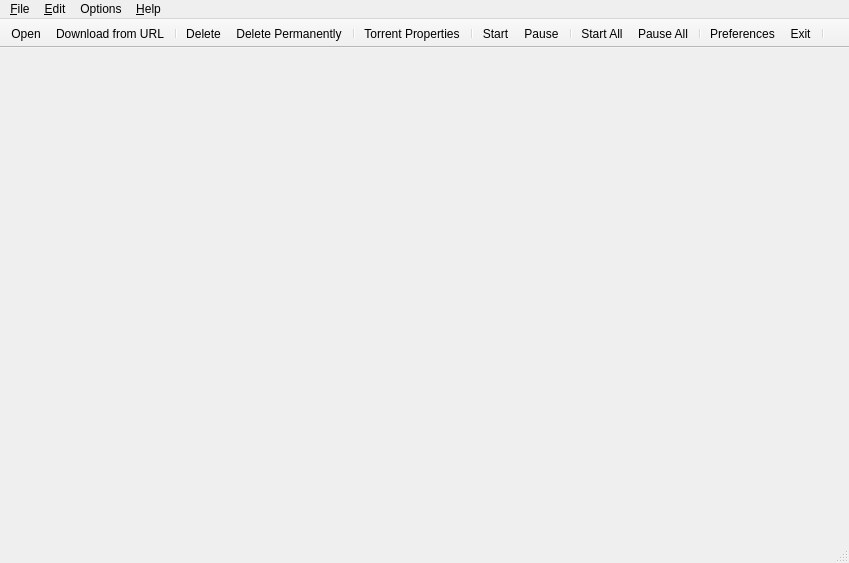
The window that src/MainWindow.ui (SysAdminDoc/qBittorrent-Vanced) describes before a commit, drawn with Qt 5.
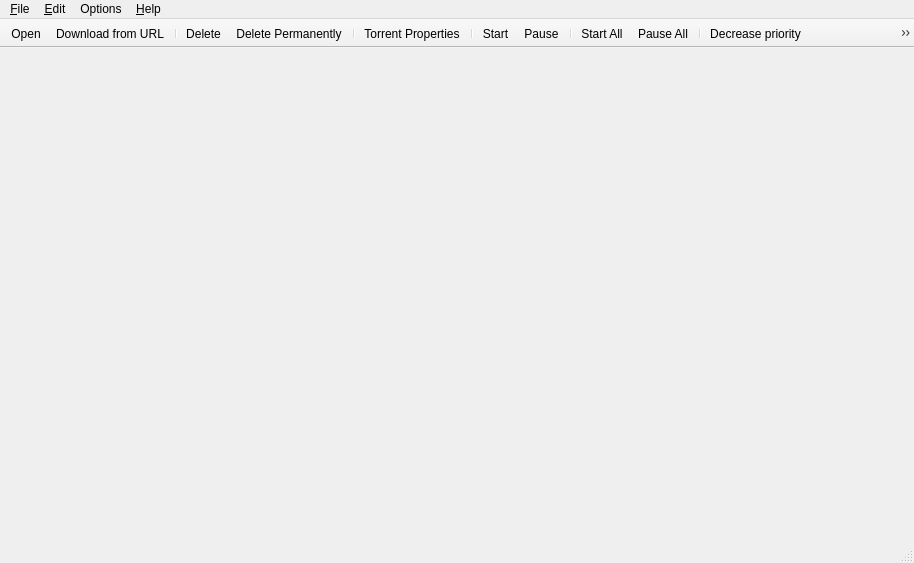
The same window after the commit. Icons and pictures are not drawn.

Commit message: - Added priority buttons

Patch:
```diff
--- a/src/MainWindow.ui
+++ b/src/MainWindow.ui
@@ -5,7 +5,7 @@
    <rect>
     <x>0</x>
     <y>0</y>
-    <width>849</width>
+    <width>914</width>
     <height>563</height>
    </rect>
   </property>
@@ -16,22 +16,14 @@
    <string/>
   </property>
   <widget class="QWidget" name="centralwidget" >
-   <property name="geometry" >
-    <rect>
-     <x>0</x>
-     <y>58</y>
-     <width>849</width>
-     <height>482</height>
-    </rect>
-   </property>
-   <layout class="QVBoxLayout" name="vboxLayout" />
+   <layout class="QVBoxLayout" />
   </widget>
   <widget class="QMenuBar" name="menubar" >
    <property name="geometry" >
     <rect>
      <x>0</x>
      <y>0</y>
-     <width>849</width>
+     <width>914</width>
      <height>26</height>
     </rect>
    </property>
@@ -83,14 +75,6 @@
    <property name="enabled" >
     <bool>true</bool>
    </property>
-   <property name="geometry" >
-    <rect>
-     <x>0</x>
-     <y>26</y>
-     <width>849</width>
-     <height>32</height>
-    </rect>
-   </property>
    <property name="contextMenuPolicy" >
     <enum>Qt::NoContextMenu</enum>
    </property>
@@ -126,20 +110,14 @@
    <addaction name="actionStart_All" />
    <addaction name="actionPause_All" />
    <addaction name="separator" />
+   <addaction name="actionDecreasePriority" />
+   <addaction name="actionIncreasePriority" />
+   <addaction name="separator" />
    <addaction name="actionOptions" />
    <addaction name="actionExit" />
    <addaction name="separator" />
   </widget>
-  <widget class="QStatusBar" name="statusBar" >
-   <property name="geometry" >
-    <rect>
-     <x>0</x>
-     <y>540</y>
-     <width>849</width>
-     <height>23</height>
-    </rect>
-   </property>
-  </widget>
+  <widget class="QStatusBar" name="statusBar" />
   <action name="actionOpen" >
    <property name="text" >
     <string>Open</string>
@@ -250,6 +228,22 @@
     <string>Set global upload limit</string>
    </property>
   </action>
+  <action name="actionDecreasePriority" >
+   <property name="icon" >
+    <iconset resource="icons.qrc" >:/Icons/downarrow.png</iconset>
+   </property>
+   <property name="text" >
+    <string>Decrease priority</string>
+   </property>
+  </action>
+  <action name="actionIncreasePriority" >
+   <property name="icon" >
+    <iconset resource="icons.qrc" >:/Icons/uparrow.png</iconset>
+   </property>
+   <property name="text" >
+    <string>Increase priority</string>
+   </property>
+  </action>
  </widget>
  <resources/>
  <connections/>
```
Left out of the diff: 4 changed lines with no effect on the pictures. The commit also changes 3 other files.
